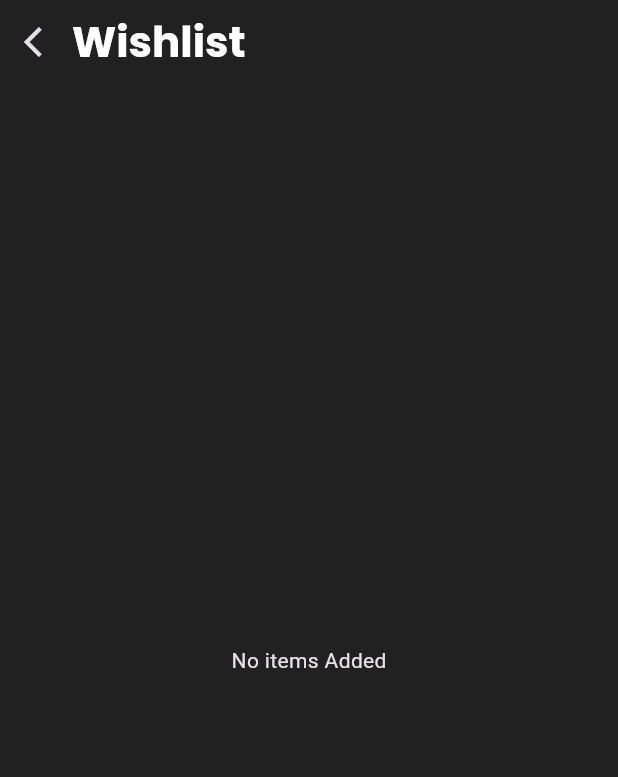
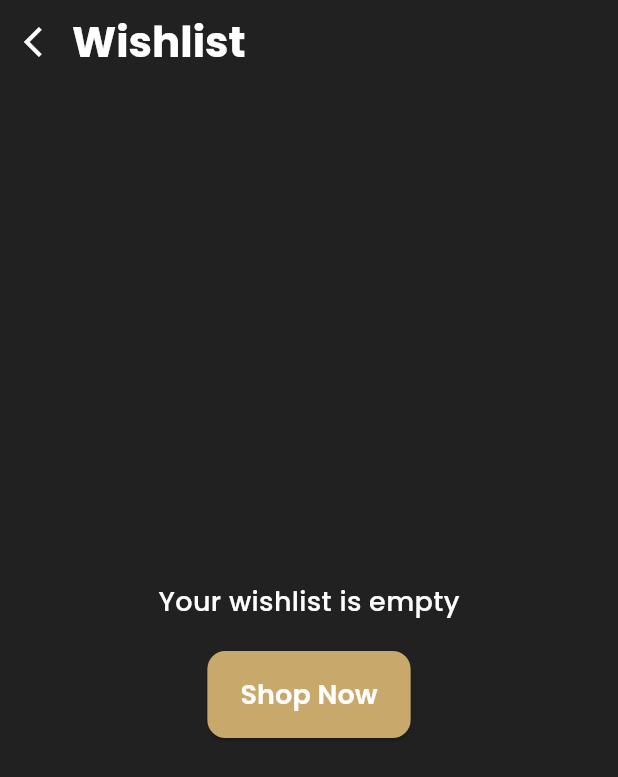
Before and after one commit to SudheerKondamuri/Fluttermart, a Flutter app: the screen it shows after launch, item 4 of the bottom bar chosen, after a tap on "Wishlist", on a phone screen of 412 x 824 dp. Shown: the top 777 px of the screen. Run offline on Flutter 3.47's test engine with Material 3 defaults, Android fonts, the phone set to English and light mode, and no system bars; our stand-ins replace animated_splash_screen, feather_icons, google_fonts, hugeicons, smooth_page_indicator.

Commit message:
Fluttermart v1.4

```diff
--- a/lib/main.dart
+++ b/lib/main.dart
@@ -1,11 +1,15 @@
 import 'package:flutter/material.dart';
+import 'package:flutter/services.dart';
 import 'package:fluttermart/pages/cart_provider.dart';
 import 'package:fluttermart/pages/splash_screen.dart';
 import 'package:provider/provider.dart';
 
-void main() {
+void main() async {
   WidgetsFlutterBinding.ensureInitialized();
+  await SystemChrome.setPreferredOrientations([DeviceOrientation.portraitUp]);
+
   PaintingBinding.instance.imageCache.maximumSizeBytes = 100 << 20;
+
   runApp(
     MultiProvider(
       providers: [ChangeNotifierProvider(create: (_) => CartProvider())],
--- a/lib/pages/cart_screen.dart
+++ b/lib/pages/cart_screen.dart
@@ -128,10 +128,14 @@ class CartScreen extends StatelessWidget {
               height: 50,
               child: ElevatedButton(
                 style: ElevatedButton.styleFrom(
-                      backgroundColor: isCartEmpty ? Colors.grey[800] : const Color(0xFFC9A86B),
-                      shape: RoundedRectangleBorder(borderRadius: BorderRadius.circular(10)),
+                  backgroundColor:
+                      isCartEmpty ? Colors.grey[800] : const Color(0xFFC9A86B),
+                  shape: RoundedRectangleBorder(
+                    borderRadius: BorderRadius.circular(10),
                   ),
-                    onPressed: isCartEmpty
+                ),
+                onPressed:
+                    isCartEmpty
                         ? null
                         : () {
                           showDialog(
@@ -140,13 +144,16 @@ class CartScreen extends StatelessWidget {
                             builder: (_) => const OrderSuccessPopup(),
                           );
                           Future.delayed(const Duration(milliseconds: 100), () {
-                              Provider.of<CartProvider>(context, listen: false).clearCart();
+                            Provider.of<CartProvider>(
+                              context,
+                              listen: false,
+                            ).clearCart();
                           });
                         },
                 child: Text(
                   isCartEmpty ? 'No items in cart' : 'Place Order',
                   style: TextStyle(
-                        color: isCartEmpty ? const Color(0xFFC9A86B) : Colors.black87,
+                    color: Colors.white,
                     fontWeight: FontWeight.bold,
                     fontSize: 18,
                     fontFamily: 'Poppins',
--- a/lib/pages/home_page.dart
+++ b/lib/pages/home_page.dart
@@ -1,7 +1,6 @@
 import 'package:feather_icons/feather_icons.dart';
 import 'package:flutter/material.dart';
 import 'dart:async';
-import 'package:fluttermart/pages/colors.dart';
 import 'package:fluttermart/pages/discover_page.dart';
 import 'package:fluttermart/pages/search_page.dart';
 import 'package:fluttermart/pages/wishlist_page.dart';
@@ -43,7 +42,6 @@ class _HomePageState extends State<HomePage> {
         precacheImage(AssetImage(img), context);
       }
     });
-
     _pageController.addListener(() {
       final currentPage = _pageController.page?.round() ?? 0;
       if (_currentPage != currentPage) {
--- a/lib/pages/wishlist_page.dart
+++ b/lib/pages/wishlist_page.dart
@@ -1,5 +1,6 @@
 import 'package:flutter/material.dart';
 import 'package:fluttermart/pages/colors.dart';
+import 'package:fluttermart/pages/discover_page.dart';
 import 'package:fluttermart/pages/product_details_page.dart';
 import 'package:fluttermart/pages/wishlist_items.dart';
 import 'package:google_fonts/google_fonts.dart';
@@ -24,7 +25,7 @@ class _WishlistPageState extends State<WishlistPage> {
           onPressed: () {
             Navigator.pop(context);
           },
-          icon: Icon(Icons.arrow_back_ios),
+          icon: Icon(Icons.arrow_back_ios, color: Colors.white),
         ),
         backgroundColor: Colors.transparent,
         titleSpacing: -8,
@@ -41,7 +42,50 @@ class _WishlistPageState extends State<WishlistPage> {
         padding: EdgeInsets.symmetric(horizontal: 15),
         child:
             wishListItems.isEmpty
-                ? Center(child: Text('No items Added'))
+                ? Center(
+                  child: Column(
+                    mainAxisAlignment: MainAxisAlignment.center,
+                    children: [
+                      Text(
+                        'Your wishlist is empty',
+                        style: GoogleFonts.poppins(
+                          color: Colors.white,
+                          fontSize: 18,
+                          fontWeight: FontWeight.w500,
+                        ),
+                      ),
+                      SizedBox(height: 20),
+                      ElevatedButton(
+                        style: ElevatedButton.styleFrom(
+                          backgroundColor: MyColors.gold,
+                          padding: EdgeInsets.symmetric(
+                            horizontal: 22,
+                            vertical: 16,
+                          ),
+                          shape: RoundedRectangleBorder(
+                            borderRadius: BorderRadius.circular(12),
+                          ),
+                        ),
+                        onPressed: () {
+                          Navigator.push(
+                            context,
+                            MaterialPageRoute(
+                              builder: (_) => DiscoverPage(initialIndex: 0),
+                            ),
+                          );
+                        },
+                        child: Text(
+                          'Shop Now',
+                          style: GoogleFonts.poppins(
+                            fontSize: 18,
+                            fontWeight: FontWeight.w600,
+                            color: Colors.white,
+                          ),
+                        ),
+                      ),
+                    ],
+                  ),
+                )
                 : GridView.builder(
                   gridDelegate: SliverGridDelegateWithFixedCrossAxisCount(
                     crossAxisCount: 2,
@@ -52,8 +96,8 @@ class _WishlistPageState extends State<WishlistPage> {
                   itemCount: wishListItems.length,
                   itemBuilder: (context, index) {
                     return GestureDetector(
-                      onTap: () {
-                        Navigator.push(
+                      onTap: () async {
+                        await Navigator.push(
                           context,
                           MaterialPageRoute(
                             builder:
@@ -72,6 +116,10 @@ class _WishlistPageState extends State<WishlistPage> {
                                 ),
                           ),
                         );
+
+                        if (mounted) {
+                          setState(() {});
+                        }
                       },
                       child: wishListProductcard(
                         wishListItems[index].path,
```
Also changed, not shown: lib/pages/product_details_page.dart (+4 -4 lines), 1 other file. Lines whose indentation alone changed are shown as unchanged.
